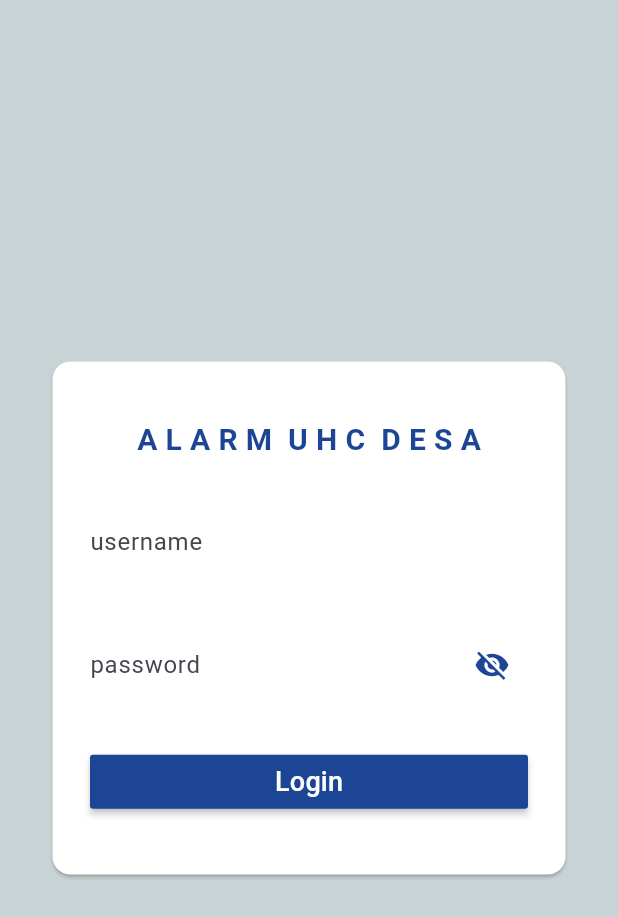
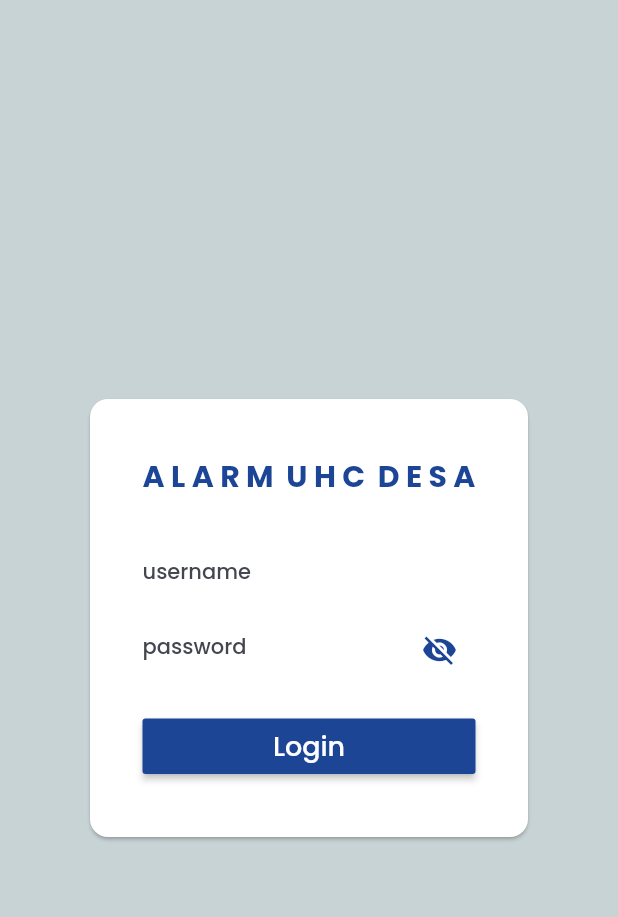
Before and after one commit to mdsetiawan11/uhcdesa, a Flutter app: the screen it shows after launch, on a phone screen of 412 x 824 dp. Shown: the top 917 px of the screen. Run offline on Flutter 3.47's test engine with Material 2 defaults, Android fonts, the phone set to English and light mode, and no system bars; our stand-ins replace flutter_animate, flutter_riverpod, font_awesome_flutter, go_router, google_fonts, toggle_switch.

Commit message:
google fonts

```diff
--- a/lib/main.dart
+++ b/lib/main.dart
@@ -1,6 +1,7 @@
 import 'package:flutter/material.dart';
 import 'package:flutter_riverpod/flutter_riverpod.dart';
 import 'package:go_router/go_router.dart';
+import 'package:google_fonts/google_fonts.dart';
 import 'package:uhcdesa/configs/colors.dart';
 import 'package:uhcdesa/layout/admin_layout.dart';
 import 'package:uhcdesa/presentations/screens/login.dart';
@@ -44,6 +45,9 @@ class _MyAppState extends State<MyApp> {
       debugShowCheckedModeBanner: false,
       title: 'Alarm UHC Desa',
       theme: ThemeData(
+        textTheme: GoogleFonts.poppinsTextTheme(
+          Theme.of(context).textTheme,
+        ),
         colorScheme: ColorScheme.fromSeed(seedColor: AppColors.primary),
         useMaterial3: true,
       ),
--- a/lib/presentations/screens/dashboard.dart
+++ b/lib/presentations/screens/dashboard.dart
@@ -46,7 +46,7 @@ class _AdminDashboardScreenState extends ConsumerState<AdminDashboardScreen> {
       ),
       body: SingleChildScrollView(
         child: Padding(
-          padding: EdgeInsets.all(8),
+          padding: const EdgeInsets.all(8),
           child: Column(
             crossAxisAlignment: CrossAxisAlignment.start,
             children: AnimateList(
--- a/lib/presentations/screens/login.dart
+++ b/lib/presentations/screens/login.dart
@@ -1,4 +1,5 @@
 import 'package:flutter/material.dart';
+import 'package:flutter_animate/flutter_animate.dart';
 import 'package:go_router/go_router.dart';
 import 'package:uhcdesa/configs/colors.dart';
 
@@ -33,16 +34,19 @@ class _LoginScreenState extends State<LoginScreen> {
       backgroundColor: AppColors.secondary,
       body: Center(
         child: SizedBox(
-          height: 350,
-          width: 350,
+          height: 300,
+          width: 300,
           child: Card(
             color: Colors.white,
             child: Padding(
-              padding: const EdgeInsets.all(25.0),
+              padding: const EdgeInsets.all(20.0),
               child: Column(
-                mainAxisAlignment: MainAxisAlignment.spaceAround,
+                mainAxisAlignment: MainAxisAlignment.center,
+                children: AnimateList(
+                  interval: 400.ms,
+                  effects: [const FadeEffect()],
                   children: [
-                  Text(
+                    const Text(
                       'A L A R M  U H C  D E S A',
                       style: TextStyle(
                         color: AppColors.primary,
@@ -50,7 +54,12 @@ class _LoginScreenState extends State<LoginScreen> {
                         fontWeight: FontWeight.bold,
                       ),
                     ),
-                  TextField(
+                    SizedBox(
+                      height: 25,
+                    ),
+                    Padding(
+                      padding: const EdgeInsets.symmetric(horizontal: 15.0),
+                      child: TextField(
                         controller: _usernameController,
                         decoration: const InputDecoration(
                           labelText: 'username',
@@ -61,7 +70,10 @@ class _LoginScreenState extends State<LoginScreen> {
                           ),
                         ),
                       ),
-                  TextField(
+                    ),
+                    Padding(
+                      padding: const EdgeInsets.symmetric(horizontal: 15.0),
+                      child: TextField(
                         controller: _passwordController,
                         obscureText: !_passwordVisible,
                         decoration: InputDecoration(
@@ -91,19 +103,26 @@ class _LoginScreenState extends State<LoginScreen> {
                           ),
                         ),
                       ),
+                    ),
                     SizedBox(
+                      height: 15,
+                    ),
+                    Padding(
+                      padding: const EdgeInsets.symmetric(horizontal: 15.0),
+                      child: SizedBox(
                         width: double.infinity,
                         child: MaterialButton(
                           color: AppColors.primary,
                           onPressed: () {
                             context.goNamed('admin');
-                        print(_usernameController.text);
                           },
                           child: const Padding(
                             padding: EdgeInsets.all(5.0),
                             child: Text(
                               'Login',
-                          style: TextStyle(color: Colors.white, fontSize: 18),
+                              style:
+                                  TextStyle(color: Colors.white, fontSize: 18),
+                            ),
                           ),
                         ),
                       ),
@@ -114,6 +133,7 @@ class _LoginScreenState extends State<LoginScreen> {
             ),
           ),
         ),
+      ),
     );
   }
 }
--- a/pubspec.yaml
+++ b/pubspec.yaml
@@ -18,6 +18,7 @@ dependencies:
   toggle_switch: ^2.1.0
   flutter_riverpod:
   flutter_animate: ^4.2.0+1
+  google_fonts: ^6.1.0
 
 dev_dependencies:
   flutter_test:
```
Also changed, not shown: pubspec.lock, 1 other file. Lines whose indentation alone changed are shown as unchanged.
